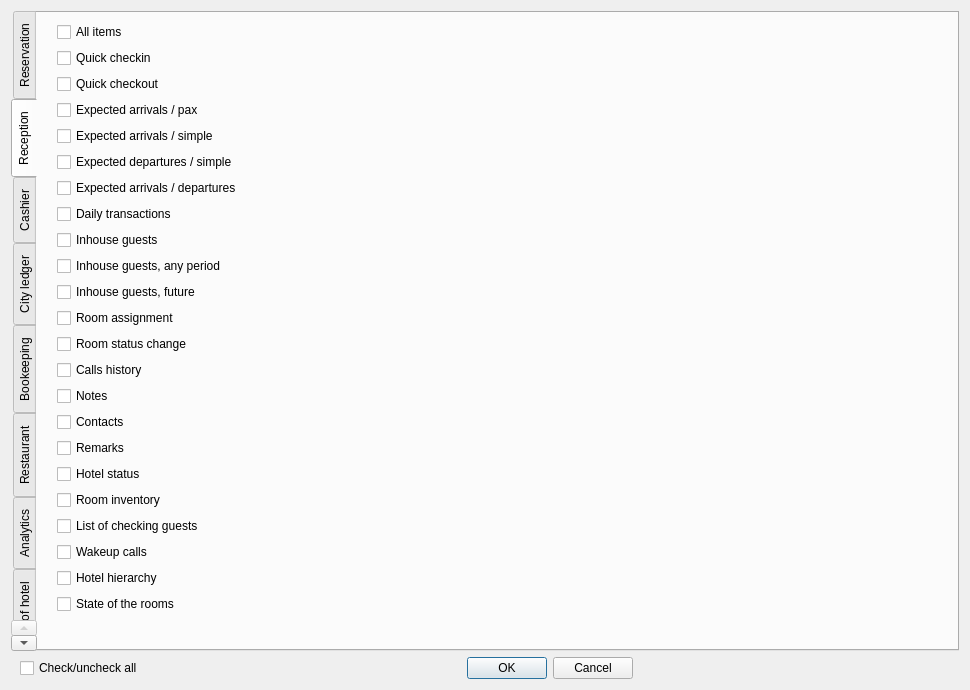
End1-1/Resort, file Resort/dlguserrights.ui: the form before one commit.
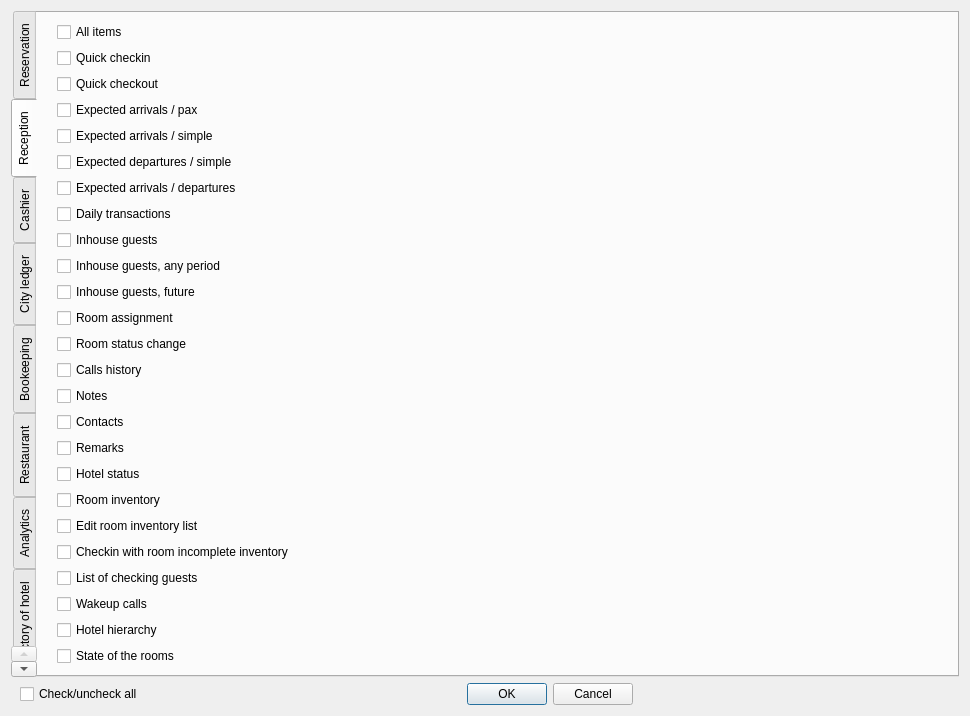
The form after the commit. The open tabs and pages were chosen to show the change. Custom widgets are drawn as their Qt base class.

Commit message: First room inventory :)

The edit to the form file:
```diff
--- a/Resort/dlguserrights.ui
+++ b/Resort/dlguserrights.ui
@@ -451,6 +451,26 @@
          </property>
         </widget>
        </item>
+       <item>
+        <widget class="EQCheckBox" name="chReceptionEditRoomInventory">
+         <property name="text">
+          <string>Edit room inventory list</string>
+         </property>
+         <property name="Tag" stdset="0">
+          <number>142</number>
+         </property>
+        </widget>
+       </item>
+       <item>
+        <widget class="EQCheckBox" name="chCheckinWithNotReadyRoomInventory">
+         <property name="text">
+          <string>Checkin with room incomplete inventory</string>
+         </property>
+         <property name="Tag" stdset="0">
+          <number>143</number>
+         </property>
+        </widget>
+       </item>
        <item>
         <widget class="EQCheckBox" name="chListOfCheckingGuest">
          <property name="text">
```
Left out of the diff: 2 changed lines with no effect on the pictures. The commit also changes 19 other files.
